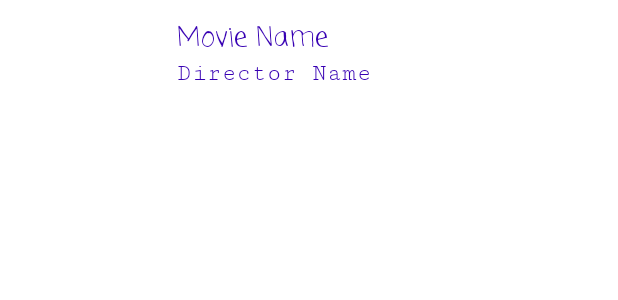
After one commit to droid-lover/LoginUIApp, an Android app: the layout item_movie_row_layout.xml on its own in the app's theme, with its tools: preview values and no code run, on a phone screen of 412 x 824 dp. The commit adds this screen. Shown: the top 300 px of the screen. Run offline under Robolectric (Android 15) with nearby library versions, the phone set to English and light mode, and no system bars.

Commit message:
Implementing Recycler view and understanding its working

```diff
--- a/app/build.gradle
+++ b/app/build.gradle
@@ -44,4 +44,10 @@ dependencies {
 
     //Splash screen Api
     implementation 'androidx.core:core-splashscreen:1.0.0-beta01'
+
+    implementation 'com.google.code.gson:gson:2.8.9'
+
+    implementation 'com.github.bumptech.glide:glide:4.15.1'
+
+
 }
--- /dev/null
+++ b/app/src/main/java/com/nativemobilebits/loginuiapp/entities/MoviesList.kt
@@ -0,0 +1,6 @@
+package com.nativemobilebits.loginuiapp.entities
+
+class MoviesList {
+
+    val movies: List<Movie> = listOf()
+}
--- a/app/src/main/java/com/nativemobilebits/loginuiapp/MainActivity.kt
+++ b/app/src/main/java/com/nativemobilebits/loginuiapp/ui/MainActivity.kt
@@ -1,4 +1,4 @@
-package com.nativemobilebits.loginuiapp
+package com.nativemobilebits.loginuiapp.ui
 
 import androidx.appcompat.app.AppCompatActivity
 import android.os.Bundle
@@ -8,6 +8,7 @@ import android.widget.Button
 import android.widget.EditText
 import android.widget.TextView
 import androidx.core.splashscreen.SplashScreen.Companion.installSplashScreen
+import com.nativemobilebits.loginuiapp.R
 
 class MainActivity : AppCompatActivity() {
 
--- a/app/src/main/res/layout/activity_main.xml
+++ b/app/src/main/res/layout/activity_main.xml
@@ -9,7 +9,7 @@
     <RelativeLayout
         android:layout_width="match_parent"
         android:layout_height="wrap_content"
-        tools:context=".MainActivity">
+        tools:context=".ui.MainActivity">
 
         <ImageView
             android:id="@+id/ivLogo"
--- /dev/null
+++ b/app/src/main/res/layout/item_movie_row_layout.xml
@@ -0,0 +1,35 @@
+<?xml version="1.0" encoding="utf-8"?>
+<RelativeLayout xmlns:android="http://schemas.android.com/apk/res/android"
+    android:layout_width="match_parent"
+    android:layout_height="wrap_content"
+    android:minHeight="124dp"
+    android:gravity="center_vertical"
+    xmlns:tools="http://schemas.android.com/tools">
+
+    <ImageView
+        android:id="@+id/ivMovieLogo"
+        android:layout_width="100dp"
+        android:scaleType="centerCrop"
+        android:layout_marginEnd="18dp"
+        android:layout_height="100dp" />
+
+    <TextView
+        android:id="@+id/tvMovieTitle"
+        style="@style/normalTextStyle"
+        android:layout_width="wrap_content"
+        android:layout_height="wrap_content"
+        android:layout_toEndOf="@id/ivMovieLogo"
+        tools:text="Movie Name" />
+
+    <TextView
+        android:id="@+id/tvDirector"
+        android:layout_height="wrap_content"
+        android:layout_width="wrap_content"
+        style="@style/normalTextStyle"
+        android:textSize="16sp"
+        android:fontFamily="serif-monospace"
+        android:layout_toEndOf="@id/ivMovieLogo"
+        android:layout_below="@id/tvMovieTitle"
+        tools:text="Director Name" />
+
+</RelativeLayout>
--- a/app/src/main/res/values/colors.xml
+++ b/app/src/main/res/values/colors.xml
@@ -7,4 +7,5 @@
     <color name="teal_700">#FF018786</color>
     <color name="black">#FF000000</color>
     <color name="white">#FFFFFFFF</color>
+    <color name="grey">#808080</color>
 </resources>
--- /dev/null
+++ b/app/src/main/res/values/styles.xml
@@ -0,0 +1,12 @@
+<?xml version="1.0" encoding="utf-8"?>
+<resources>
+
+
+    <style name="normalTextStyle" >
+        <item name="android:textSize">18sp</item>
+        <item name="android:textColor">@color/purple_700</item>
+        <item name="android:textStyle">normal</item>
+        <item name="android:fontFamily">casual</item>
+    </style>
+
+</resources>
```
Also changed, not shown: app/src/main/AndroidManifest.xml (+15 -7 lines), app/src/main/assets/response.json (added, +137 -0 lines), app/src/main/java/com/nativemobilebits/loginuiapp/entities/Movie.kt (added, +7 -0 lines), app/src/main/java/com/nativemobilebits/loginuiapp/ui/MoviesActivity.kt (added, +49 -0 lines), app/src/main/java/com/nativemobilebits/loginuiapp/ui/adapter/MoviesAdapter.kt (added, +49 -0 lines), app/src/main/java/com/nativemobilebits/loginuiapp/utilities/Utility.kt (added, +26 -0 lines), app/src/main/res/layout/activity_movies.xml (added, +15 -0 lines), 1 other file.
